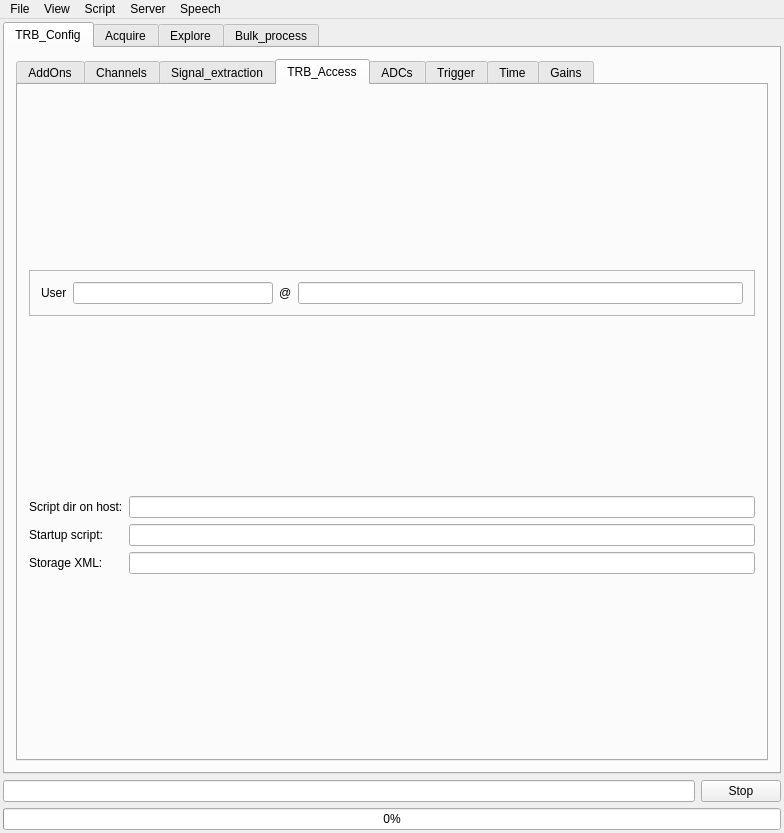
Qt form GUI/mainwindow.ui (andrmor/TRB3reader) before a commit.
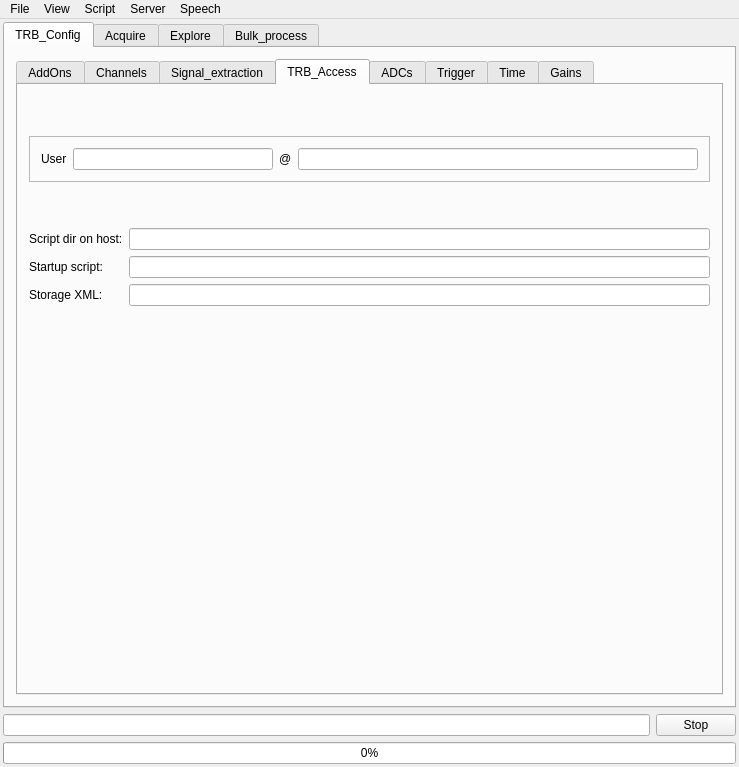
The same form after that commit. The open tabs and pages were chosen to show the change.

```diff
--- a/GUI/mainwindow.ui
+++ b/GUI/mainwindow.ui
@@ -6,8 +6,8 @@
    <rect>
     <x>0</x>
     <y>0</y>
-    <width>784</width>
-    <height>833</height>
+    <width>739</width>
+    <height>767</height>
    </rect>
   </property>
   <property name="windowTitle">
@@ -1917,7 +1917,10 @@
             <item>
              <spacer name="verticalSpacer_28">
               <property name="orientation">
-               <enum>Qt::Orientation::Vertical</enum>
+               <enum>Qt::Vertical</enum>
+              </property>
+              <property name="sizeType">
+               <enum>QSizePolicy::Fixed</enum>
               </property>
               <property name="sizeHint" stdset="0">
                <size>
@@ -1976,7 +1979,10 @@
             <item>
              <spacer name="verticalSpacer_27">
               <property name="orientation">
-               <enum>Qt::Orientation::Vertical</enum>
+               <enum>Qt::Vertical</enum>
+              </property>
+              <property name="sizeType">
+               <enum>QSizePolicy::Fixed</enum>
               </property>
               <property name="sizeHint" stdset="0">
                <size>
@@ -5820,8 +5826,8 @@
     <rect>
      <x>0</x>
      <y>0</y>
-     <width>784</width>
-     <height>22</height>
+     <width>739</width>
+     <height>21</height>
     </rect>
    </property>
    <widget class="QMenu" name="menuFile">
```
Left out of the diff: 342 changed lines with no effect on the pictures.
